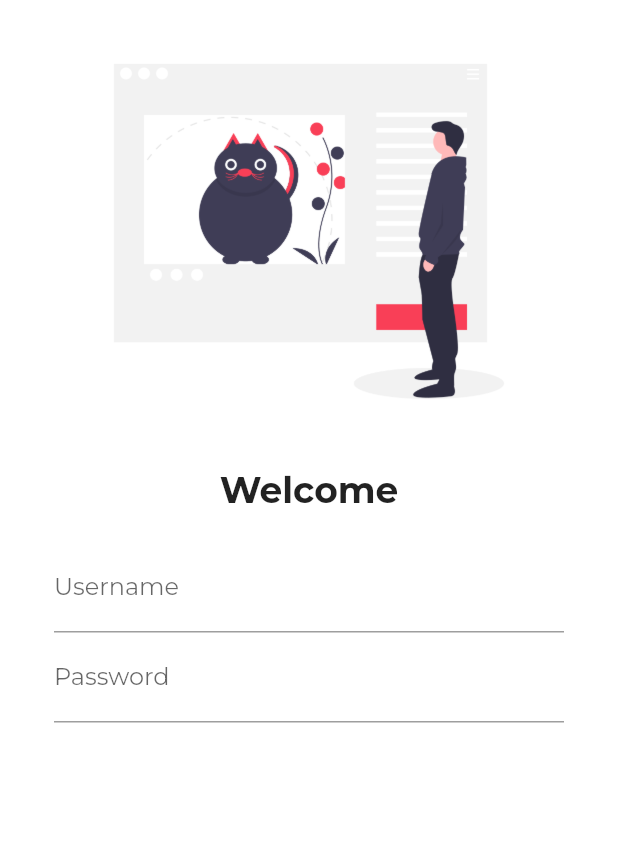
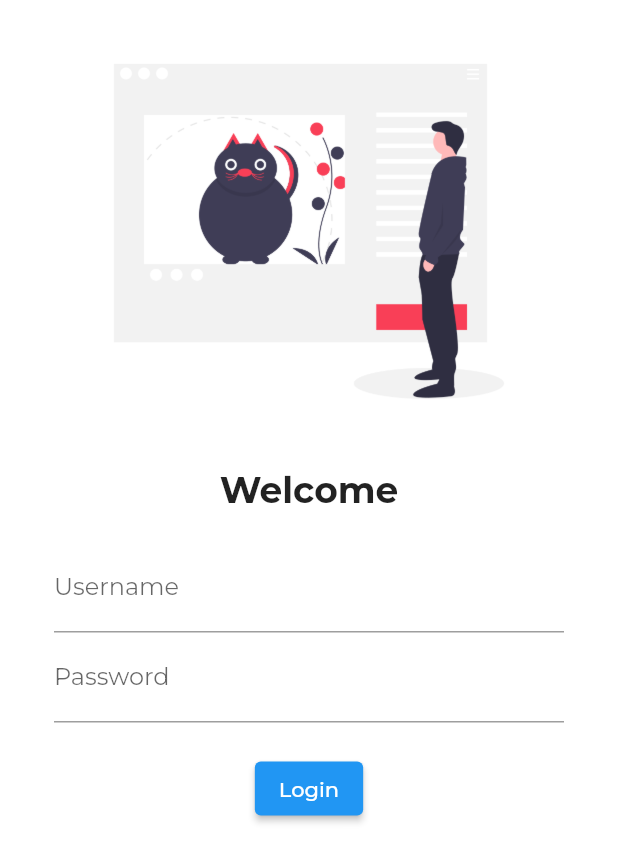
Before and after one commit to derpLLC/Petscue, a Flutter app: the screen it shows after launch, on a phone screen of 412 x 824 dp. Shown: the top 862 px of the screen. Run offline on Flutter 3.47's test engine with Material 2 defaults, Android fonts, the phone set to English and light mode, and no system bars; our stand-ins replace font_awesome_flutter, google_fonts.

Commit message:
lib: login: implement login button
Signed-off-by: Ayush Dubey <ayushdubey70@gmail.com>

```diff
--- a/lib/screen/login.dart
+++ b/lib/screen/login.dart
@@ -32,17 +32,24 @@ class Login extends StatelessWidget {
                   ),
                   TextFormField(
                     decoration: InputDecoration(
-                          hintText: 'Enter the username',
-                          labelText: 'Username'),
+                        hintText: 'Enter the username', labelText: 'Username'),
                   ),
                   TextFormField(
                     obscureText: true,
                     decoration: InputDecoration(
-                          hintText: 'Enter the password',
-                          labelText: 'Password'),
-                    )
+                        hintText: 'Enter the password', labelText: 'Password'),
+                  ),
+                  SizedBox(
+                    height: 20.0,
+                  ),
+                  ElevatedButton(
+                    onPressed: () {},
+                    child: Text("Login"),
+                    style: TextButton.styleFrom(),
+                  ),
                 ],
-                )),
+              ),
+            ),
           ],
         ),
       ),
```
Lines whose indentation alone changed are shown as unchanged.
